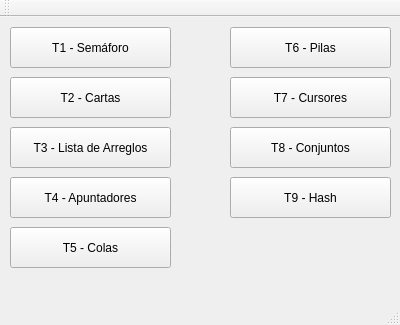
First picture: the form in mainwindow.ui, repository Raimmaster/Tareas-Estructura, before the edit.
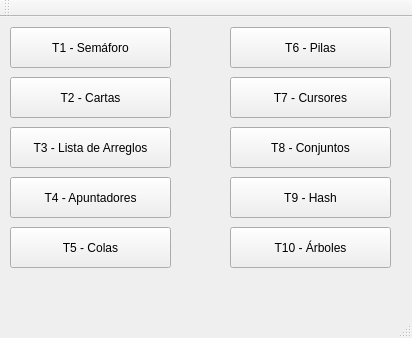
Second picture: the form after the edit.

Commit message: T10Arbol creado; es un ejemplo de árboles binarios que inserta, busca y los recorre en preorden, inorden y postorden. Tiene un seg fault al salir del QDialog, de origen desconocido todavía.

Diff of the .ui file:
```diff
--- a/mainwindow.ui
+++ b/mainwindow.ui
@@ -6,8 +6,8 @@
    <rect>
     <x>0</x>
     <y>0</y>
-    <width>400</width>
-    <height>325</height>
+    <width>412</width>
+    <height>338</height>
    </rect>
   </property>
   <property name="windowTitle">
@@ -131,6 +131,19 @@
      <string>T9 - Hash</string>
     </property>
    </widget>
+   <widget class="QPushButton" name="bT10">
+    <property name="geometry">
+     <rect>
+      <x>230</x>
+      <y>210</y>
+      <width>161</width>
+      <height>41</height>
+     </rect>
+    </property>
+    <property name="text">
+     <string>T10 - Árboles</string>
+    </property>
+   </widget>
   </widget>
   <widget class="QMenuBar" name="menuBar">
    <property name="geometry">
```
Left out of the diff: 4 changed lines with no effect on the pictures. The commit also changes 10 other files.
